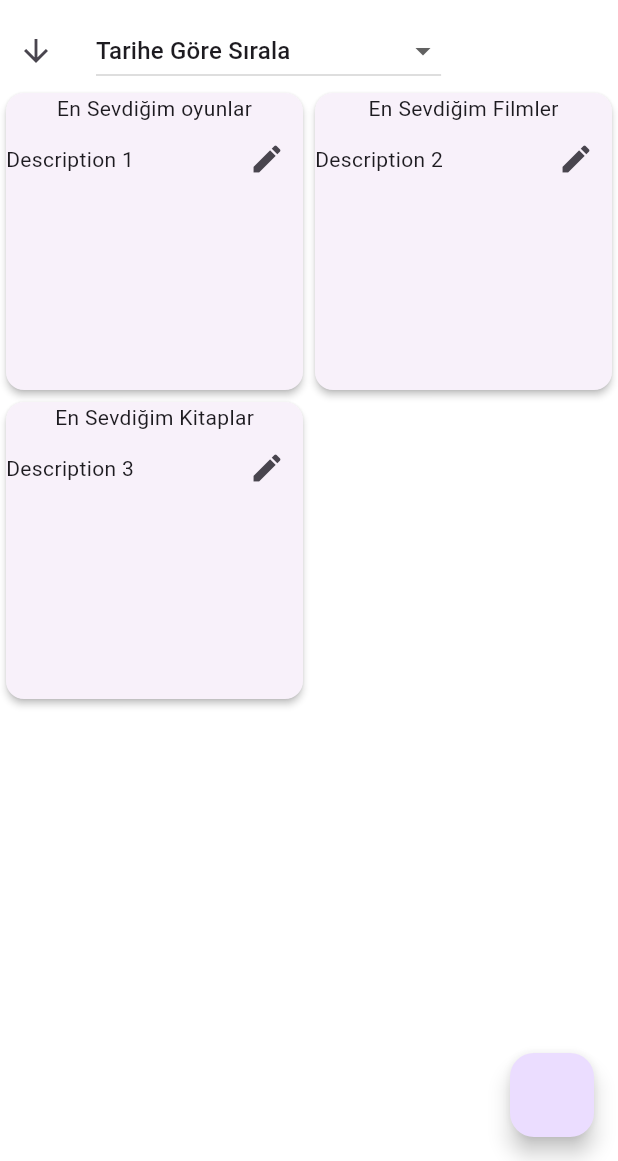
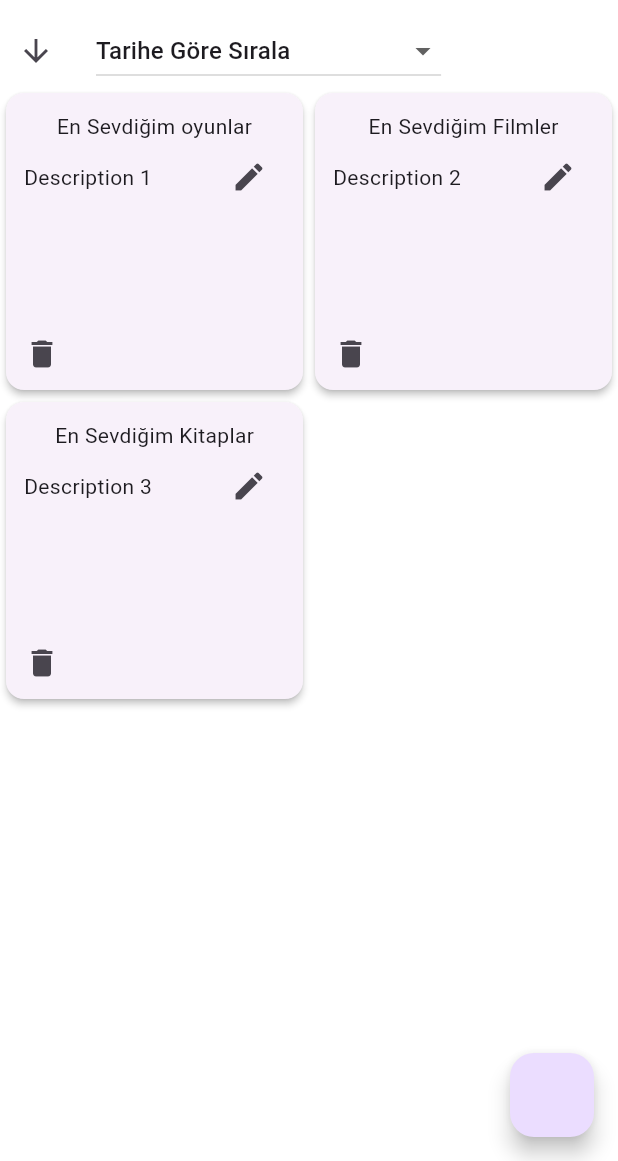
Before and after one commit to Umutters/Notepad, a Flutter app: the screen it shows after launch, on a phone screen of 412 x 824 dp, the part 75-1236 px from its top. Run offline on Flutter 3.47's test engine with Material 3 defaults, Android fonts, the phone set to English and light mode, and no system bars.

Commit message:
Enhance note management by adding creation and editing capabilities, including a dialog for adding notes and a dedicated edit page.

```diff
--- a/lib/classlar/grid_yapisi.dart
+++ b/lib/classlar/grid_yapisi.dart
@@ -3,5 +3,6 @@ class GridYapisi{
   int? id;
   String? title;
   String? description;
-  GridYapisi({required this.id, required this.title, required this.description});
+  DateTime? createdAt;
+  GridYapisi({required this.id, required this.title, required this.description, this.createdAt});
 }
--- a/lib/widgetlar/my_floating_action_button.dart
+++ b/lib/widgetlar/my_floating_action_button.dart
@@ -1,11 +1,13 @@
 import 'package:flutter/material.dart';
-import 'package:umuttersnotlar/classlar/grid_yapisi.dart';
+
+
 class MyFloatingActionButton extends StatelessWidget {
-  final List<GridYapisi> grids;
-   MyFloatingActionButton({super.key, required this.grids});
-   final textEditingController = TextEditingController();
+  final void Function(String title) onAdd;
+  const MyFloatingActionButton({super.key, required this.onAdd});
+
   @override
   Widget build(BuildContext context) {
+    final textEditingController = TextEditingController();
     return FloatingActionButton(
       onPressed: () {
         showDialog(
@@ -13,42 +15,27 @@ class MyFloatingActionButton extends StatelessWidget {
           builder: (BuildContext context) {
             return AlertDialog(
               title: Text('Yeni Not Ekle'),
-             content: Column(
-               mainAxisSize: MainAxisSize.min,
-               children: [
-                 TextField(
+              content: TextField(
                 decoration: InputDecoration(hintText: 'Not başlığı'),
                 controller: textEditingController,
               ),
-                 SizedBox(height: 10),
-                 TextField(
-                   decoration: InputDecoration(hintText: 'Not içeriği'),
-                 )
-               ],
-             ),
               actions: [
                 TextButton(
-                 onPressed: () {
-                   Navigator.of(context).pop();
-                 },
-                 child: Text('İptal')
+                  onPressed: () => Navigator.of(context).pop(),
+                  child: Text('İptal'),
                 ),
                 TextButton(
                   onPressed: () {
-                   grids.add(GridYapisi(
-                     id: grids.length + 1,
-                     title: textEditingController.text,
-                     description: 'Yeni not içeriği',
-                   ));
+                    onAdd(textEditingController.text);
                     Navigator.of(context).pop();
                   },
-                 child: Text('Ekle')
-               )
-             ]
+                  child: Text('Ekle'),
+                ),
+              ],
             );
           }
         );
-     }
+      },
     );
   }
 }
--- a/lib/widgetlar/scaffold/grid_view_card.dart
+++ b/lib/widgetlar/scaffold/grid_view_card.dart
@@ -1,10 +1,16 @@
 import 'package:flutter/material.dart';
+import 'package:intl/intl.dart';
+import 'package:umuttersnotlar/classlar/grid_yapisi.dart';
+import 'package:umuttersnotlar/sayfalar/note_edit_page.dart';
 
-
-import 'package:umuttersnotlar/classlar/grid_yapisi.dart';
 class GridViewCard extends StatefulWidget {
-  const GridViewCard({super.key, required this.grids});
+  const GridViewCard({
+    super.key,
+    required this.grids,
+    this.onGridUpdate,
+  });
   final List<GridYapisi> grids;
+  final Function(GridYapisi updatedGrid, int index)? onGridUpdate;
   @override
   State<GridViewCard> createState() => _GridViewCardState();
 }
@@ -12,26 +18,100 @@ class GridViewCard extends StatefulWidget {
 class _GridViewCardState extends State<GridViewCard> {
   @override
   Widget build(BuildContext context) {
-    return GridView.builder(gridDelegate: SliverGridDelegateWithFixedCrossAxisCount(crossAxisCount: 2,childAspectRatio: 1), itemBuilder:(context,deger) {
-            return Card(
+    return GridView.builder(
+      gridDelegate: SliverGridDelegateWithFixedCrossAxisCount(
+        crossAxisCount: 2,
+        childAspectRatio: 1,
+      ),
+      itemBuilder: (context, deger) {
+        return GestureDetector(
+          onTap: () async {
+            final updatedGrid = await Navigator.push(
+              context,
+              MaterialPageRoute(
+                builder: (context) => NoteEditPage(grid: widget.grids[deger]),
+              ),
+            );
+            if (updatedGrid != null && widget.onGridUpdate != null) {
+              widget.onGridUpdate!(updatedGrid, deger);
+            }
+          },
+          child: Card(
             elevation: 2,
-              child: Center(
+            child: Stack(
+              children: [
+                Padding(
+                  padding: const EdgeInsets.all(12.0),
                   child: Column(
+                    crossAxisAlignment: CrossAxisAlignment.start,
                     children: [
                       Align(
                         alignment: Alignment.topCenter,
-                      child: Text('${widget.grids[deger].title}')),
+                        child: Text('${widget.grids[deger].title}'),
+                      ),
                       Row(
                         mainAxisAlignment: MainAxisAlignment.spaceBetween,
                         children: [
                           Text('${widget.grids[deger].description}'),
-                          IconButton(onPressed: () {}, icon: Icon(Icons.edit))
+                          IconButton(onPressed: () {}, icon: Icon(Icons.edit)),
                         ],
-                      )
+                      ),
+                    ],
+                  ),
+                ),
+                Positioned(
+                  left: 0,
+                  bottom: 0,
+                  child: IconButton(
+                    onPressed: () {
+                      showDialog(
+                        context: context,
+                        builder: (context) => AlertDialog(
+                          title: Text('Silmek İstediğinize Emin Misiniz?'),
+                          actions: [
+                            TextButton(
+                              onPressed: () {
+                                Navigator.of(context).pop();
+                              },
+                              child: Text('İptal'),
+                            ),
+                            TextButton(
+                              onPressed: () {
+                                setState(() {
+                                  widget.grids.removeAt(deger);
+                                });
+                                Navigator.of(context).pop();
+                              },
+                              child: Text('Sil'),
+                            ),
+                          ],
+                        ),
+                      );
+                    },
+                    icon: Icon(Icons.delete),
+                  ),
+                ),
+                Positioned(
+                  right: 0,
+                  bottom: 0,
+                  child: Padding(
+                    padding: const EdgeInsets.all(8.0),
+                    child: Text(
+                      widget.grids[deger].createdAt != null
+                        ? DateFormat('dd.MM.yyyy HH:mm').format(widget.grids[deger].createdAt!)
+                        : '',
+                      style: TextStyle(fontSize: 12, color: Colors.grey),
+                    ),
+                  ),
+                ),
               ],
             ),
           ),
         );
-          }, itemCount: widget.grids.length, shrinkWrap: true, physics: NeverScrollableScrollPhysics());
+      },
+      itemCount: widget.grids.length,
+      shrinkWrap: true,
+      physics: NeverScrollableScrollPhysics(),
+    );
   }
 }
```
Also changed, not shown: lib/sayfalar/entry_page.dart (+18 -2 lines), lib/sayfalar/note_edit_page.dart (added, +77 -0 lines). Lines whose indentation alone changed are shown as unchanged.
